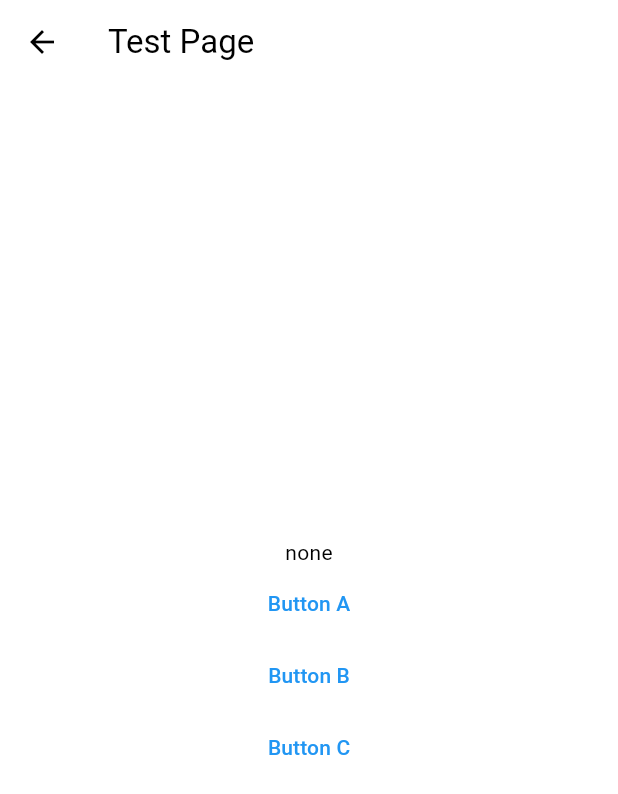
After one commit to bikmaevartem/flutter, a Flutter app: the screen it shows after launch, after a tap on "Page with InheritedWidget", on a phone screen of 412 x 824 dp. The commit adds this screen. Shown: the top 794 px of the screen. Run offline on Flutter 3.47's test engine with Material 2 defaults, Android fonts, the phone set to English and light mode, and no system bars.

Commit message:
Architecture module.

```diff
--- a/lib/networking/views/home_page.dart
+++ b/lib/networking/views/home_page.dart
@@ -3,6 +3,7 @@ import 'dart:async';
 import 'package:flutter/material.dart';
 import 'package:flutter_mentoring/localization/app_localization.dart';
 import 'package:flutter_mentoring/networking/views/posts_list_page.dart';
+import 'package:flutter_mentoring/networking/views/test_page.dart';
 
 import '../mixins/app_bar_mixin.dart';
 import '../models/post_model.dart';
@@ -19,6 +20,14 @@ class HomePage extends StatelessWidget with AppBarMixin{
         child: Column(
           mainAxisAlignment: MainAxisAlignment.center,
           children: [
+            OutlinedButton(
+              child: const Text('Page with InheritedWidget'),
+              onPressed: () => {
+                Navigator.of(context).push(
+                MaterialPageRoute(builder: (context)=> TestPage())
+                )
+              }
+            ),
             OutlinedButton(
               child: Text(AppLocalization.of(context).buttonText),
               onPressed: () => _navigateToPostsListPage(context),
--- /dev/null
+++ b/lib/networking/views/test_page.dart
@@ -0,0 +1,93 @@
+import 'package:flutter/material.dart';
+
+import '../mixins/app_bar_mixin.dart';
+
+class TestPageInheritedWidget extends InheritedWidget {
+
+  final String data;
+  final Function(String) updateData;
+
+  const TestPageInheritedWidget({
+    required this.data,
+    required this.updateData,
+    required Widget child,
+  }): super(child: child);
+
+  @override
+  bool updateShouldNotify(covariant TestPageInheritedWidget oldWidget ) {
+    return oldWidget.data != data;
+  }
+
+  static TestPageInheritedWidget? maybeOf(BuildContext context) {
+    return context.dependOnInheritedWidgetOfExactType<TestPageInheritedWidget>();
+  }
+
+  static TestPageInheritedWidget of(BuildContext context) {
+    final TestPageInheritedWidget? result = maybeOf(context);
+    assert(result != null, 'No TestPageInheritedWidget found in context');
+    return result!;
+  }
+}
+
+
+class TestPage extends StatefulWidget {
+  @override
+  State<StatefulWidget> createState() {
+    return _TestPageState();
+  }
+}
+
+class _TestPageState extends State<TestPage> with AppBarMixin {
+  String _data = 'none';
+
+  void _updateData(String newData){
+    setState(() {
+      _data = newData;
+    });
+  }
+
+  @override
+  Widget build(BuildContext context ) {
+    return TestPageInheritedWidget(
+      data: _data,
+      updateData: _updateData,
+      child: Scaffold(
+        appBar: buildAppBar(title: 'Test Page'),
+        body: _TestPageBody(),
+      ),
+    );
+  }
+}
+
+class _TestPageBody extends StatelessWidget{
+  @override
+  Widget build(BuildContext context ) {
+    final TestPageInheritedWidget testPageInheritedWidget = TestPageInheritedWidget.of(context);
+    return Center(
+      child: Column(
+        mainAxisAlignment: MainAxisAlignment.center,
+        children: [
+          Text(testPageInheritedWidget.data),
+          OutlinedButton(
+            child: const Text('Button A'),
+            onPressed: () {
+              testPageInheritedWidget.updateData('A');
+            },
+          ),
+          OutlinedButton(
+            child: const Text('Button B'),
+            onPressed: () {
+              testPageInheritedWidget.updateData('B');
+            },
+          ),
+          OutlinedButton(
+            child: const Text('Button C'),
+            onPressed: () {
+              testPageInheritedWidget.updateData('C');
+            },
+          ),
+        ],
+      ),
+    );
+  }
+}
```
